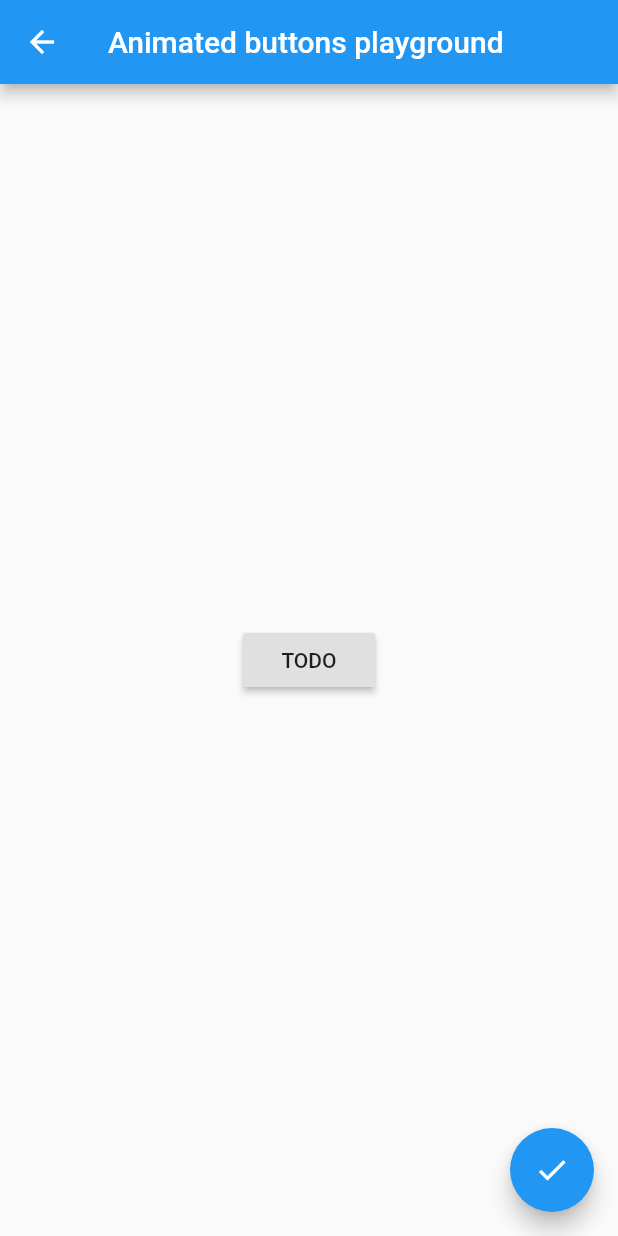
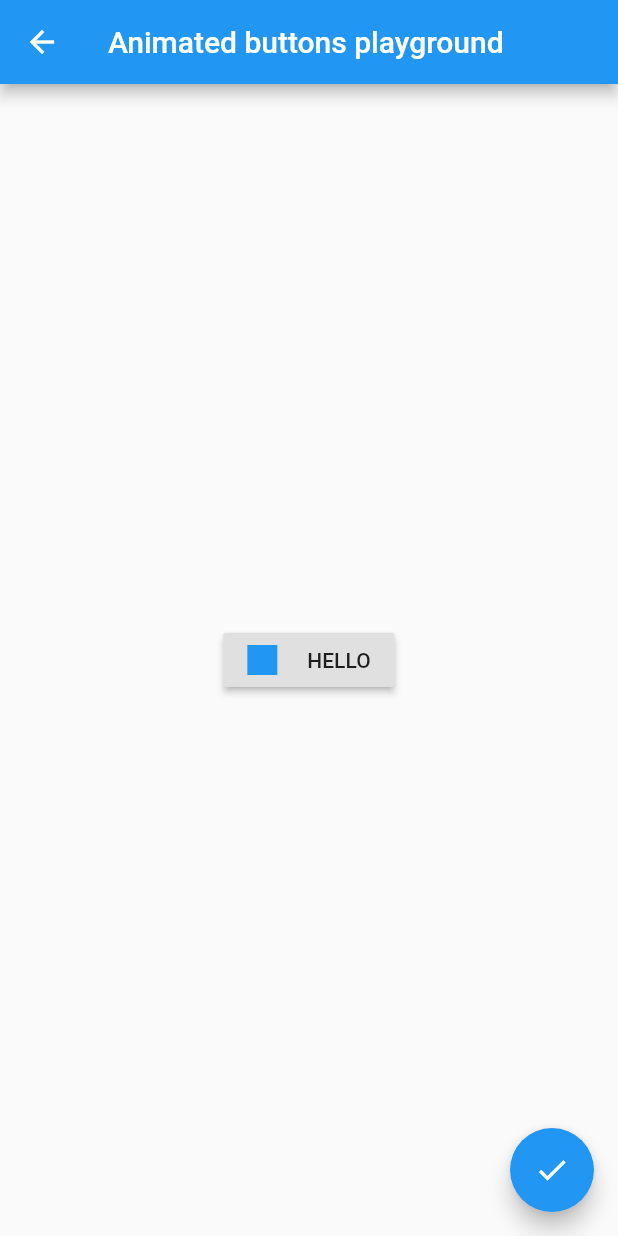
Before and after one commit to grihlo/flutter_learning_sessions, a Flutter app: the AnimatedButtonsPlaygroundPage screen opened directly, on a phone screen of 412 x 824 dp. Run offline on Flutter 3.47's test engine with Material 2 defaults, Android fonts, the phone set to English and light mode, and no system bars.

Commit message:
add rest of material

```diff
--- a/all_about_buttons/lib/main.dart
+++ b/all_about_buttons/lib/main.dart
@@ -21,7 +21,7 @@ class MyApp extends StatelessWidget {
 //          textTheme: ButtonTextTheme.normal,
 //          minWidth: 200.0,
 //        ),
-      ),
+          ),
       home: PageView(
         children: <Widget>[
           MaterialButtonsBasicsPage(title: 'Material buttons'),
@@ -52,9 +52,10 @@ class MaterialButtonsBasicsPage extends StatelessWidget {
         child: Column(
           mainAxisAlignment: MainAxisAlignment.center,
           children: <Widget>[
-            FlatButton(
+            FlatButton.icon(
               onPressed: () {},
-              child: Text("FlatButton"),
+              icon: Icon(Icons.send),
+              label: Text("FlatButton"),
             ),
             RaisedButton(
               onPressed: () {},
@@ -239,16 +240,25 @@ class FlutterButtonsCorePage extends StatelessWidget {
   }
 }
 
-class CustomButtonsPlaygroundPage extends StatelessWidget {
+class CustomButtonsPlaygroundPage extends StatefulWidget {
   CustomButtonsPlaygroundPage({Key key, this.title}) : super(key: key);
 
   final String title;
 
   @override
+  _CustomButtonsPlaygroundPageState createState() =>
+      _CustomButtonsPlaygroundPageState();
+}
+
+class _CustomButtonsPlaygroundPageState
+    extends State<CustomButtonsPlaygroundPage> {
+  bool _clicked = false;
+
+  @override
   Widget build(BuildContext context) {
     return Scaffold(
       appBar: AppBar(
-        title: Text(title),
+        title: Text(widget.title),
       ),
       body: Center(
         child: Column(
@@ -258,6 +268,30 @@ class CustomButtonsPlaygroundPage extends StatelessWidget {
               onTap: () => print("Tapped on GestureDetector"),
               child: Text("DYI"),
             ),
+            OutlineButton(
+              padding: EdgeInsets.all(20),
+              shape: CircleBorder(),
+              borderSide: BorderSide(color: Colors.red, width: 4),
+              onPressed: () => print("HELLO"),
+              child: Text("WHOOP"),
+            ),
+            GestureDetector(
+              onTap: () {
+                setState(() {
+                  _clicked = !_clicked;
+                });
+              },
+              child: AnimatedContainer(
+                duration: const Duration(seconds: 2),
+                width: 100,
+                height: 100,
+                decoration: BoxDecoration(
+                  color: _clicked ? Colors.red : Colors.green,
+                  borderRadius: BorderRadius.circular(20.0),
+                ),
+                child: Center(child: Text("CLICK ME")),
+              ),
+            ),
           ],
         ),
       ),
@@ -265,25 +299,68 @@ class CustomButtonsPlaygroundPage extends StatelessWidget {
   }
 }
 
-class AnimatedButtonsPlaygroundPage extends StatelessWidget {
+class AnimatedButtonsPlaygroundPage extends StatefulWidget {
   AnimatedButtonsPlaygroundPage({Key key, this.title}) : super(key: key);
 
   final String title;
 
   @override
+  _AnimatedButtonsPlaygroundPageState createState() =>
+      _AnimatedButtonsPlaygroundPageState();
+}
+
+class _AnimatedButtonsPlaygroundPageState
+    extends State<AnimatedButtonsPlaygroundPage>
+    with SingleTickerProviderStateMixin {
+  AnimationController _controller;
+  Animation<double> _rotationAnimation;
+
+  @override
+  void initState() {
+    super.initState();
+    _controller = AnimationController(
+      duration: const Duration(seconds: 2),
+      vsync: this,
+    )..addListener(() {
+        setState(() {});
+      });
+    _rotationAnimation =
+        (Tween<double>(begin: 0.0, end: 5)).animate(CurvedAnimation(
+      parent: _controller,
+      curve: Curves.bounceInOut,
+    ));
+  }
+
+  @override
   Widget build(BuildContext context) {
     return Scaffold(
       appBar: AppBar(
-        title: Text(title),
+        title: Text(widget.title),
       ),
       body: Center(
         child: Column(
           mainAxisAlignment: MainAxisAlignment.center,
           children: <Widget>[
             RaisedButton(
-              onPressed: () {},
-              child: Text("TODO"),
-            ),
+              onPressed: () => _controller.forward(),
+              child: Row(
+                mainAxisSize: MainAxisSize.min,
+                children: <Widget>[
+                  Transform.rotate(
+                    child: Container(
+                      height: 20,
+                      width: 20,
+                      color: Colors.blue,
+                    ),
+                    angle: _rotationAnimation.value,
+                  ),
+                  SizedBox(
+                    width: 20,
+                  ),
+                  Text("HELLO"),
+                ],
+              ),
+            )
           ],
         ),
       ),
```
